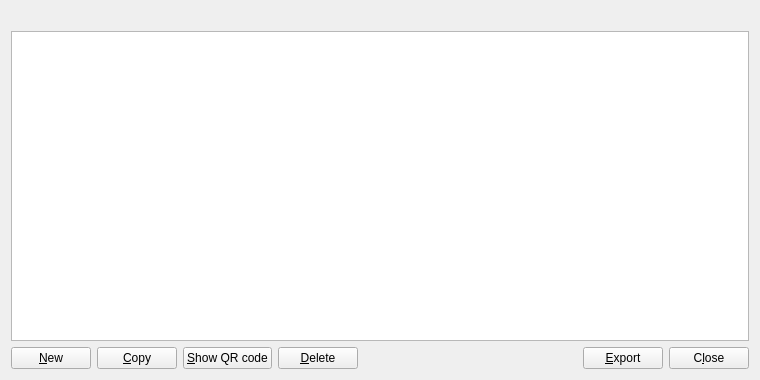
Above: src/qt/forms/addressbookpage.ui from UbiState/ubicoin before the change. Below: the same form after it.
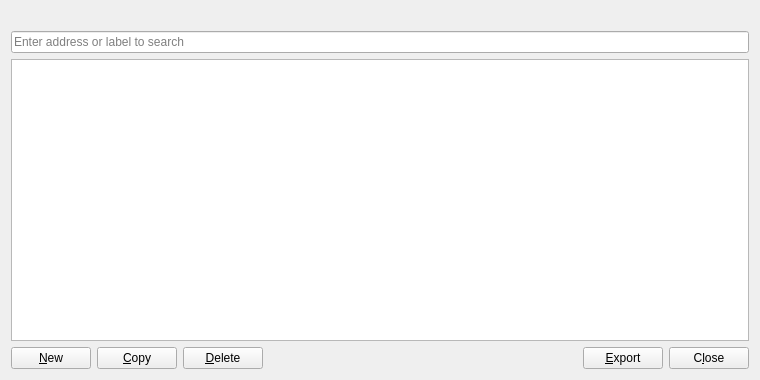
That is the form after the change. Icons and pictures are not drawn.

```diff
--- a/src/qt/forms/addressbookpage.ui
+++ b/src/qt/forms/addressbookpage.ui
@@ -21,6 +21,13 @@
      </property>
     </widget>
    </item>
+   <item>
+    <widget class="QLineEdit" name="searchLineEdit">
+     <property name="placeholderText">
+      <string>Enter address or label to search</string>
+     </property>
+    </widget>
+   </item>
    <item>
     <widget class="QTableView" name="tableView">
      <property name="contextMenuPolicy">
@@ -72,18 +79,9 @@
        <property name="text">
         <string>&amp;Copy</string>
        </property>
-       <property name="autoDefault">
-        <bool>false</bool>
-       </property>
-      </widget>
-     </item>
-     <item>
-      <widget class="QPushButton" name="showAddressQRCode">
-       <property name="toolTip">
-        <string>Show QR code for the currently selected address</string>
-       </property>
-       <property name="text">
-        <string>&amp;Show QR code</string>
+       <property name="icon">
+        <iconset resource="../bitcoin.qrc">
+         <normaloff>:/icons/editcopy</normaloff>:/icons/editcopy</iconset>
        </property>
        <property name="autoDefault">
         <bool>false</bool>
```
Left out of the diff: 14 changed lines with no effect on the pictures.
